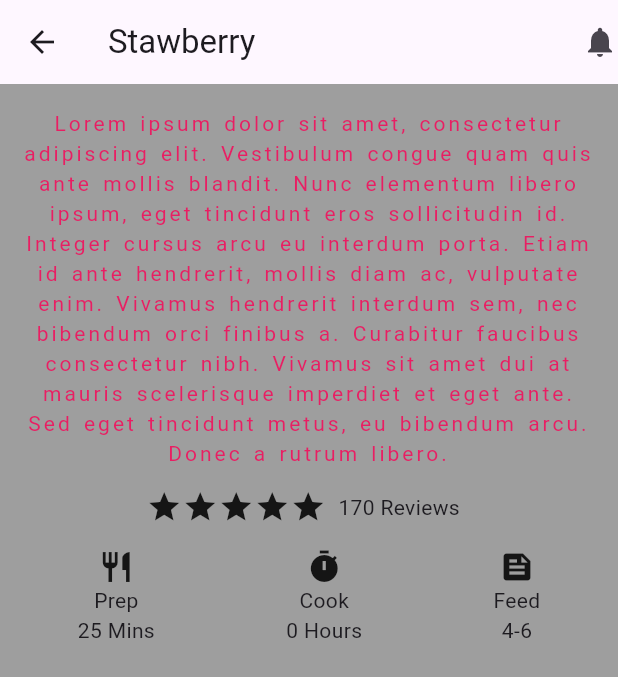
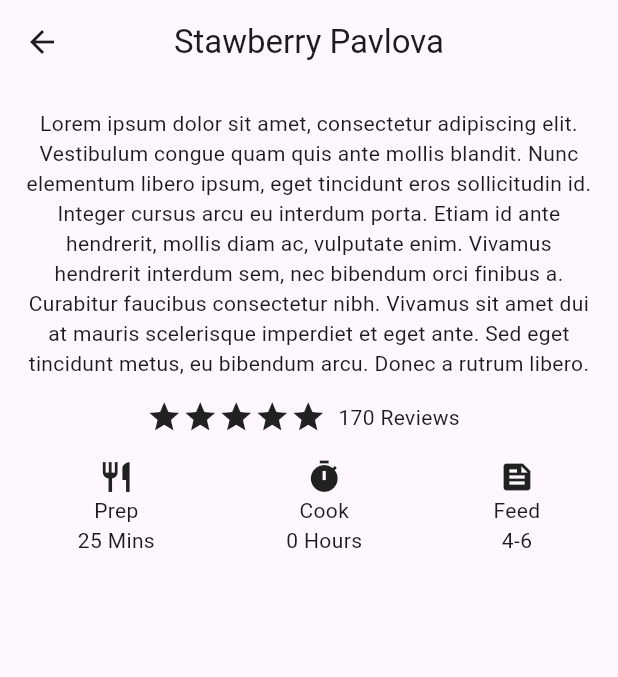
Before and after one commit to RANANUJ/projects, a Flutter app: the AssignmentOne screen opened directly, on a phone screen of 412 x 824 dp. Shown: the top 677 px of the screen. Run offline on Flutter 3.47's test engine with Material 3 defaults, Android fonts, the phone set to English and light mode, and no system bars; our stand-ins replace fluttertoast, google_fonts; Roboto replaces fonts that are missing (assets/fonts/Roboto-Black.ttf).

Commit message:
Update assignment_one.dart

```diff
--- a/lib/assignment_one.dart
+++ b/lib/assignment_one.dart
@@ -12,22 +12,9 @@ class _AssignmentOneState extends State<AssignmentOne> {
   @override
   Widget build(BuildContext context) {
     return Scaffold(
-      backgroundColor: Colors.grey,
-      // extendBodyBehindAppBar: true,
       appBar: AppBar(
-        elevation: 0,
-        //  backgroundColor: Colors.grey,
-        title: const Text("Stawberry"),
-        actions: [
-          GestureDetector(
-            onTap: () {
-              setState(() {
-                cookTime++;
-              });
-            },
-            child: const Icon(Icons.notifications),
-          )
-        ],
+        centerTitle: true,
+        title: const Text("Stawberry Pavlova"),
       ),
       body: SingleChildScrollView(
         padding: const EdgeInsets.all(8.0),
@@ -36,16 +23,11 @@ class _AssignmentOneState extends State<AssignmentOne> {
             const Padding(
               padding: EdgeInsets.all(8.0),
               child: Text(
-                'Lorem ipsum dolor sit amet, consectetur adipiscing elit. Vestibulum congue quam quis ante mollis blandit. Nunc elementum libero ipsum, eget tincidunt eros sollicitudin id. Integer cursus arcu eu interdum porta. Etiam id ante hendrerit, mollis diam ac, vulputate enim. Vivamus hendrerit interdum sem, nec bibendum orci finibus a. Curabitur faucibus consectetur nibh. Vivamus sit amet dui at mauris scelerisque imperdiet et eget ante. Sed eget tincidunt metus, eu bibendum arcu. Donec a rutrum libero.',
-                textAlign: TextAlign.center,
-                style: TextStyle(
-                    fontFamily: "assets/fonts/Roboto-Black.ttf",
-                    color: Colors.pink,
+                  'Lorem ipsum dolor sit amet, consectetur adipiscing elit. Vestibulum congue quam quis ante mollis blandit. Nunc elementum libero ipsum, eget tincidunt eros sollicitudin id. Integer cursus arcu eu interdum porta. Etiam id ante hendrerit, mollis diam ac, vulputate enim. Vivamus hendrerit interdum sem, nec bibendum orci finibus a. Curabitur faucibus consectetur nibh. Vivamus sit amet dui at mauris scelerisque imperdiet et eget ante. Sed eget tincidunt metus, eu bibendum arcu. Donec a rutrum libero.',
+                  textAlign: TextAlign.center,
+                  style: TextStyle(
                     fontSize: 14,
-                    letterSpacing: 2,
-                    wordSpacing: 2,
-                    backgroundColor: Color.fromARGB(0, 135, 90, 90)),
-              ),
+                  )),
             ),
             const Row(
               mainAxisAlignment: MainAxisAlignment.center,
@@ -69,23 +51,6 @@ class _AssignmentOneState extends State<AssignmentOne> {
                   commonRowWidget(Icon(Icons.restaurant), "Prep", "25 Mins"),
                   commonRowWidget(Icon(Icons.timer), "Cook", "$cookTime Hours"),
                   commonRowWidget(Icon(Icons.feed), "Feed", "4-6"),
-                  // const Column(
-                  //   children: [
-                  //     Icon(Icons.restaurant),
-                  //     Text("Prep:"),
-                  //     Text("25 mins")
-                  //   ],
-                  // ),
-                  // Column(
-                  //   children: [
-                  //     const Icon(Icons.timer),
-                  //     const Text("Cook"),
-                  //     Text("$cookTime Hour")
-                  //   ],
-                  // ),
-                  // const Column(
-                  //   children: [Icon(Icons.feed), Text("Feed"), Text("4-6")],
-                  // )
                 ],
               ),
             )
```
